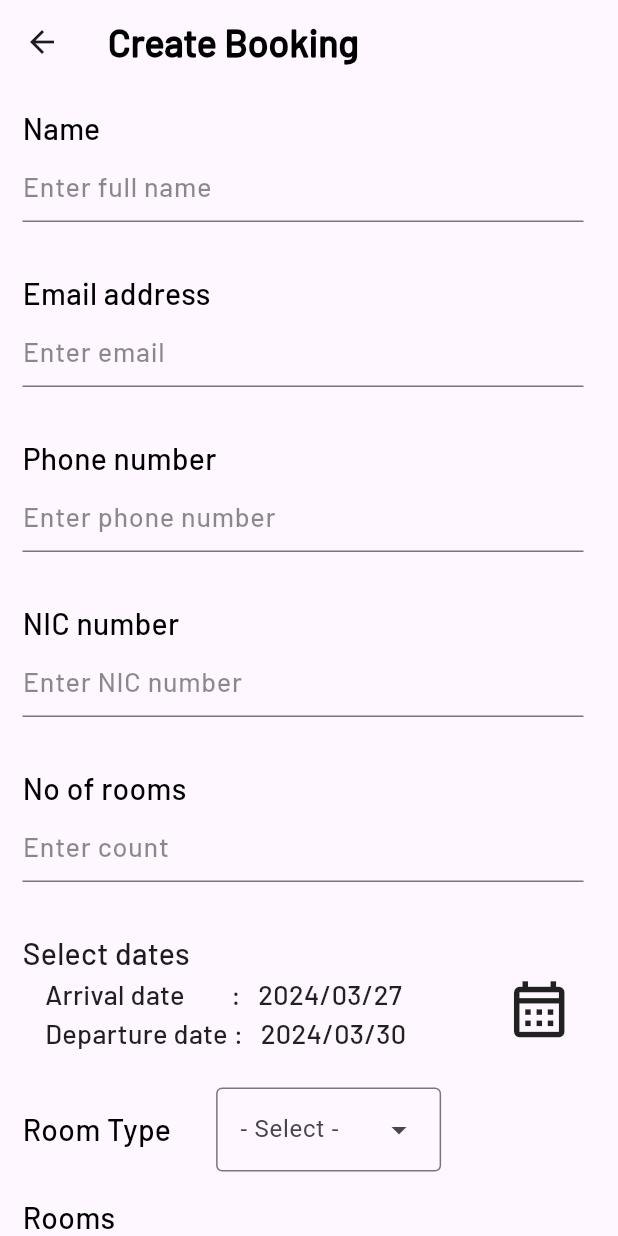
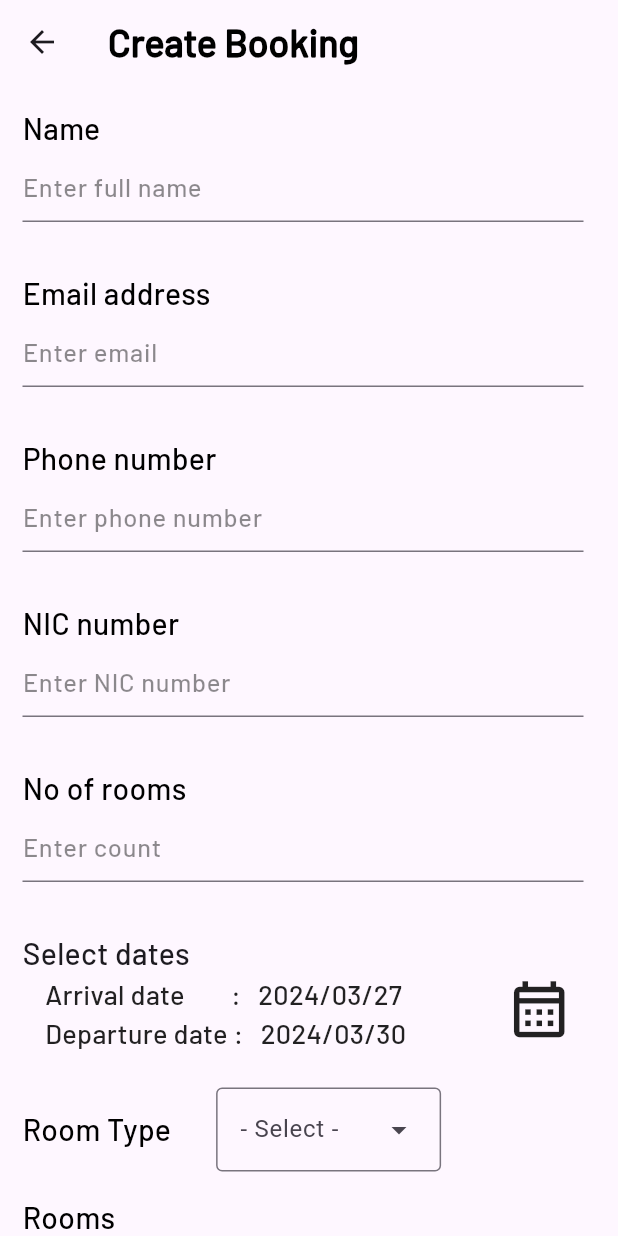
Before and after one commit to Hotel-and-Restaurant-MIS/hotel_manager, a Flutter app: the CreateBookingScreen screen opened directly, on a phone screen of 412 x 824 dp. Run offline on Flutter 3.47's test engine with Material 3 defaults, Android fonts, the phone set to English and light mode, and no system bars; our stand-ins replace cached_network_image, calendar_date_picker2, get, loading_animation_widget.

Commit message:
TextInputType add as the parameter of the TextField.

```diff
--- a/lib/components/input_text_field.dart
+++ b/lib/components/input_text_field.dart
@@ -1,3 +1,4 @@
+import 'package:flutter/cupertino.dart';
 import 'package:flutter/material.dart';
 import 'package:hotel_manager_app/constants/sub_title_text_style.dart';
 import 'package:hotel_manager_app/controllers/views/add_employee_screen/add_emp_state_controller.dart';
@@ -7,11 +8,13 @@ class InputTextField extends StatelessWidget {
   final String title;
   final String place_holder;
   final Function(String) submit_controller;
+  final TextInputType keyBoardType;
 
   InputTextField({
     required this.title,
     required this.place_holder,
     required this.submit_controller,
+    this.keyBoardType=TextInputType.name
   });
 
   @override
@@ -30,9 +33,10 @@ class InputTextField extends StatelessWidget {
                 style: TextConstants.kMainTextStyle(),
               ),
               TextField(
+                keyboardType: keyBoardType,
                 decoration: InputDecoration(
                   hintText: place_holder,
-                  hintStyle: TextConstants.kSubTextStyle(),
+                  hintStyle: TextConstants.kSubTextStyle(fontSize: 17.0),
                 ),
                 controller: _textFieldController,
                 onSubmitted: submit_controller,
```
